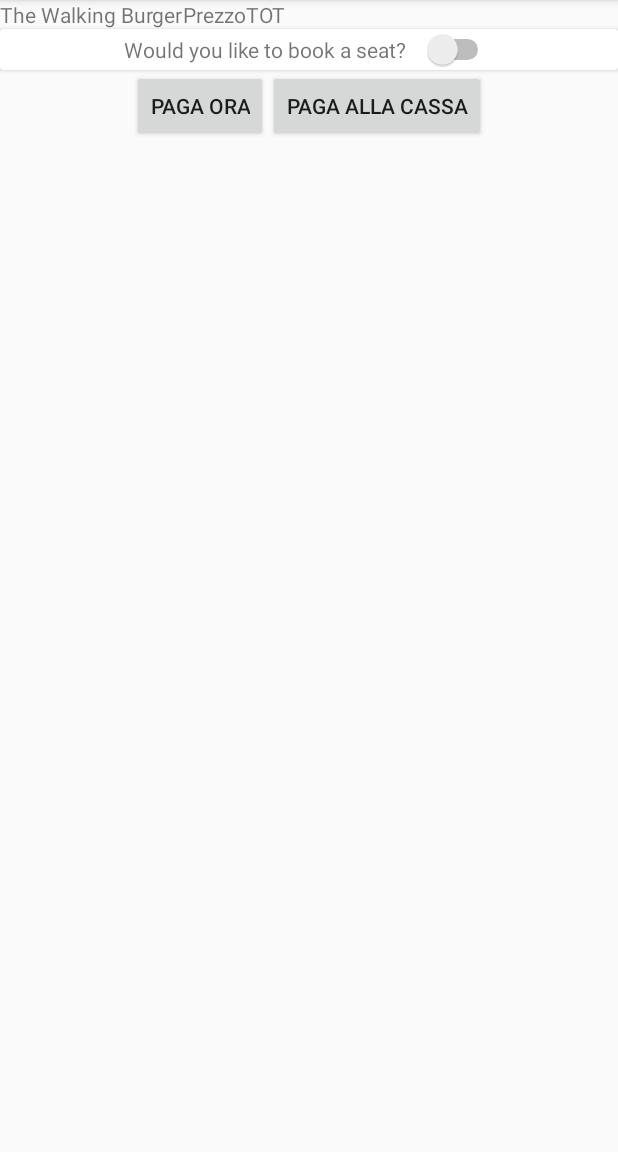
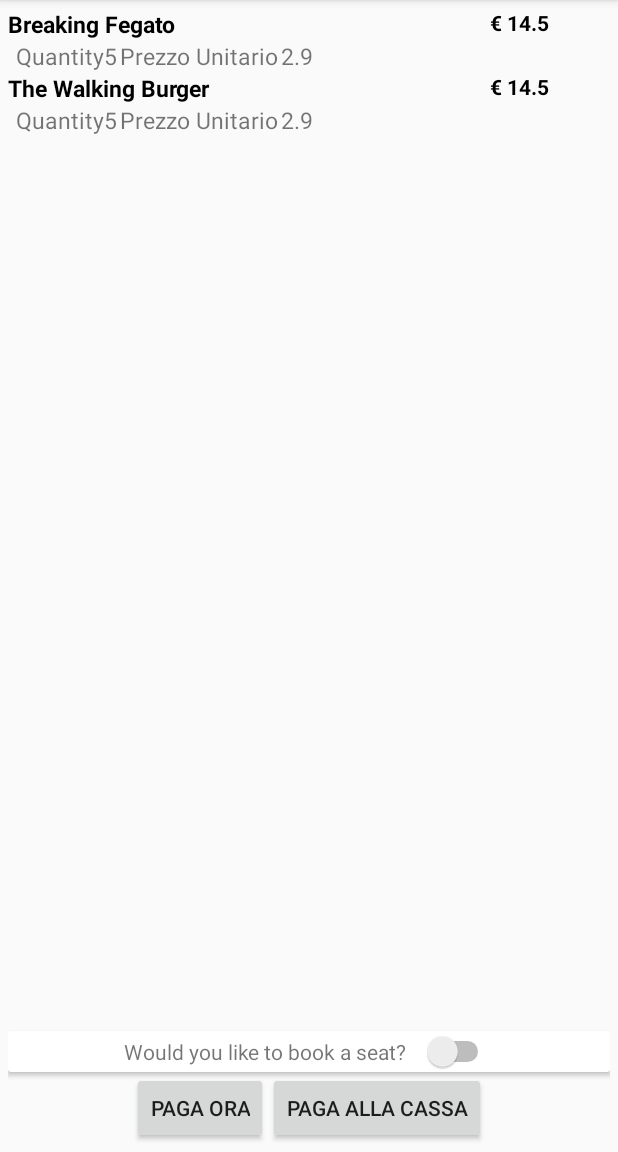
Before and after one commit to itkkk/FasterFood, an Android app: the fragment SummaryFragment placed in its activity, on a phone screen of 412 x 824 dp, the part 84-1236 px from its top. Run offline under Robolectric (Android 15) with nearby library versions, the phone set to English and light mode, and no system bars.

Commit message:
summary riparato

```diff
--- a/app/src/main/java/it/uniba/di/ivu/sms16/gruppo3/fasterfood/PayDialog.java
+++ b/app/src/main/java/it/uniba/di/ivu/sms16/gruppo3/fasterfood/PayDialog.java
@@ -3,13 +3,16 @@ package it.uniba.di.ivu.sms16.gruppo3.fasterfood;
 import android.app.AlertDialog;
 import android.app.Dialog;
 import android.app.DialogFragment;
+import android.app.Fragment;
 import android.content.DialogInterface;
 import android.os.Bundle;
 import android.support.design.widget.Snackbar;
+import android.view.View;
+import android.widget.LinearLayout;
 import android.widget.Toast;
 
 /**
- * Created by Rocco on 31/05/2016.
+ * Created by Angelo on 31/05/2016.
  */
 public class PayDialog extends DialogFragment {
     @Override
@@ -21,7 +24,9 @@ public class PayDialog extends DialogFragment {
                 .setPositiveButton(getString(R.string.dialog_positive), new DialogInterface.OnClickListener() {
                     public void onClick(DialogInterface dialog, int which) {
                         // Do something else
-                        Toast.makeText(getActivity(), "Hai pagato", Toast.LENGTH_SHORT).show();
+                        //Toast.makeText(getActivity(), "Hai pagato", Toast.LENGTH_SHORT).show();
+
+                        Snackbar.make(getActivity().findViewById(R.id.fragment), "Hai pagato", Snackbar.LENGTH_LONG).show();
                         getFragmentManager().beginTransaction().replace(R.id.fragment, new SearchFragment()).commit();
 
                     }
--- a/app/src/main/java/it/uniba/di/ivu/sms16/gruppo3/fasterfood/SummaryFragment.java
+++ b/app/src/main/java/it/uniba/di/ivu/sms16/gruppo3/fasterfood/SummaryFragment.java
@@ -36,7 +36,7 @@ public class SummaryFragment extends Fragment {
         summaryRV.setLayoutManager(mLayoutManager);
 
 
-        final String[] daCanc = {"The Walking Burger"};
+        final String[] daCanc = {"Breaking Fegato", "The Walking Burger"}; //
         RecyclerView.Adapter adapterSummaryRV = new SummaryRVAdapter(daCanc, getActivity().getApplicationContext());
         summaryRV.setAdapter(adapterSummaryRV);
 
--- a/app/src/main/java/it/uniba/di/ivu/sms16/gruppo3/fasterfood/SummaryRVAdapter.java
+++ b/app/src/main/java/it/uniba/di/ivu/sms16/gruppo3/fasterfood/SummaryRVAdapter.java
@@ -6,6 +6,8 @@ import android.view.LayoutInflater;
 import android.view.View;
 import android.view.ViewGroup;
 import android.widget.TextView;
+
+import java.util.HashMap;
 
 public class SummaryRVAdapter extends RecyclerView.Adapter<SummaryRVAdapter.ViewHolder> {
     private String[] mDataset;
@@ -19,7 +21,7 @@ public class SummaryRVAdapter extends RecyclerView.Adapter<SummaryRVAdapter.View
     @Override
     public SummaryRVAdapter.ViewHolder onCreateViewHolder(ViewGroup parent, int viewType) {
         View v = LayoutInflater.from(parent.getContext())
-                .inflate(R.layout.recycler_row_summary, parent, false);
+                .inflate(R.layout.recycler_row_summary_new, parent, false);
 
         ViewHolder vh = new ViewHolder(v);
         return vh;
@@ -30,8 +32,15 @@ public class SummaryRVAdapter extends RecyclerView.Adapter<SummaryRVAdapter.View
 
         // TODO Qui andranno messi i dati da "stampare"
         holder.txtNomeProdotto.setText(mDataset[position]);
-        holder.txtPrezzo.setText("Prezzo");
-        holder.txtTOT.setText("TOT");
+        holder.txtPrezzo.setText("2.9");
+        holder.txtQuantity.setText("5");
+
+        holder.txtTOT.setText(
+                String.valueOf(
+                        Float.valueOf(holder.txtPrezzo.getText().toString()) *
+                        Float.valueOf(holder.txtQuantity.getText().toString())
+                )
+        );
     }
 
     @Override
@@ -43,12 +52,14 @@ public class SummaryRVAdapter extends RecyclerView.Adapter<SummaryRVAdapter.View
         // each data item is just a string in this case
         public TextView txtNomeProdotto;
         public TextView txtPrezzo;
+        public TextView txtQuantity;
         public TextView txtTOT;
 
         public ViewHolder(View v) {
             super(v);
             txtNomeProdotto = (TextView) v.findViewById(R.id.txtNomeProdotto);
             txtPrezzo = (TextView) v.findViewById(R.id.txtPrezzo);
+            txtQuantity = (TextView) v.findViewById(R.id.txtQuantity);
             txtTOT = (TextView) v.findViewById(R.id.txtTOT);
         }
     }
--- a/app/src/main/res/layout/fragment_summary.xml
+++ b/app/src/main/res/layout/fragment_summary.xml
@@ -1,21 +1,31 @@
-<LinearLayout xmlns:android="http://schemas.android.com/apk/res/android"
+<RelativeLayout xmlns:android="http://schemas.android.com/apk/res/android"
     android:layout_width="match_parent"
     android:layout_height="match_parent"
     android:orientation="vertical"
-    android:showDividers="middle|beginning|end|none">
+    android:showDividers="middle|beginning|end|none"
+    android:paddingTop="5dp"
+    android:paddingRight="5dp"
+    android:paddingLeft="5dp"
+    android:paddingBottom="5dp">
 
     <android.support.v7.widget.RecyclerView
         android:id="@+id/summaryRV"
         android:layout_width="match_parent"
         android:layout_height="wrap_content"
         android:layout_marginLeft="0dp"
-        android:layout_marginTop="0dp">
+        android:layout_alignParentLeft="true"
+        android:layout_alignParentTop="true"
+        android:layout_above="@+id/view2">
 
     </android.support.v7.widget.RecyclerView>
 
     <android.support.v7.widget.CardView
         android:layout_width="match_parent"
-        android:layout_height="wrap_content">
+        android:layout_height="wrap_content"
+        android:layout_above="@+id/linearLayout"
+        android:layout_alignParentLeft="true"
+        android:layout_alignParentStart="true"
+        android:id="@+id/view2">
 
         <LinearLayout
             android:layout_width="match_parent"
@@ -118,8 +128,10 @@
         android:layout_height="wrap_content"
         android:orientation="horizontal"
         android:gravity="bottom|center_horizontal"
+        android:layout_alignParentBottom="true"
         android:layout_alignParentLeft="true"
-        android:layout_alignParentTop="true">
+        android:layout_alignParentStart="true"
+        android:id="@+id/linearLayout">
 
         <Button
             android:layout_width="wrap_content"
@@ -141,4 +153,4 @@
             android:id="@+id/btnPayCassa" />
     </LinearLayout>
 
-</LinearLayout>
+</RelativeLayout>
--- a/app/src/main/res/layout/recycler_row_summary.xml
+++ /dev/null
@@ -1,22 +0,0 @@
-<?xml version="1.0" encoding="utf-8"?>
-<LinearLayout xmlns:android="http://schemas.android.com/apk/res/android"
-    android:layout_width="match_parent"
-    android:layout_height="match_parent"
-    android:orientation="horizontal">
-
-    <TextView
-        android:id="@+id/txtNomeProdotto"
-        android:layout_width="wrap_content"
-        android:layout_height="wrap_content" />
-
-    <TextView
-        android:id="@+id/txtPrezzo"
-        android:layout_width="wrap_content"
-        android:layout_height="wrap_content" />
-
-    <TextView
-        android:id="@+id/txtTOT"
-        android:layout_width="wrap_content"
-        android:layout_height="wrap_content" />
-
-</LinearLayout>
--- /dev/null
+++ b/app/src/main/res/layout/recycler_row_summary_new.xml
@@ -0,0 +1,90 @@
+<?xml version="1.0" encoding="utf-8"?>
+<LinearLayout xmlns:android="http://schemas.android.com/apk/res/android"
+    android:layout_width="match_parent"
+    android:layout_height="wrap_content"
+    android:orientation="horizontal"
+    android:gravity="center_horizontal"
+    android:baselineAligned="false">
+
+    <LinearLayout
+        android:orientation="vertical"
+        android:layout_width="match_parent"
+        android:layout_height="match_parent"
+        android:layout_weight="1">
+
+        <TextView
+            android:layout_width="wrap_content"
+            android:layout_height="wrap_content"
+            android:textAppearance="?android:attr/textAppearanceSmall"
+            android:text="txtNomeProdotto"
+            android:id="@+id/txtNomeProdotto"
+            android:textColor="@color/common_google_signin_btn_text_dark_focused"
+            style="@style/recyclerTitle" />
+
+        <LinearLayout
+            android:orientation="horizontal"
+            android:layout_width="match_parent"
+            android:layout_height="wrap_content"
+            android:layout_marginLeft="5dp">
+
+            <TextView
+                android:layout_width="wrap_content"
+                android:layout_height="wrap_content"
+                android:textAppearance="?android:attr/textAppearanceSmall"
+                android:text="Quantity"
+                android:id="@+id/txtStringQuantity"
+                style="@style/recyclerRowDescription" />
+
+            <TextView
+                android:layout_width="wrap_content"
+                android:layout_height="wrap_content"
+                android:textAppearance="?android:attr/textAppearanceSmall"
+                android:id="@+id/txtQuantity"
+                style="@style/recyclerRowDescription" />
+
+            <TextView
+                android:layout_width="wrap_content"
+                android:layout_height="wrap_content"
+                android:textAppearance="?android:attr/textAppearanceSmall"
+                android:text="Prezzo Unitario"
+                android:id="@+id/textView4"
+                android:paddingLeft="2dp"
+                android:paddingRight="2dp"
+                style="@style/recyclerRowDescription" />
+
+            <TextView
+                android:layout_width="wrap_content"
+                android:layout_height="wrap_content"
+                android:textAppearance="?android:attr/textAppearanceSmall"
+                android:id="@+id/txtPrezzo"
+                style="@style/recyclerRowDescription" />
+        </LinearLayout>
+
+    </LinearLayout>
+
+    <LinearLayout
+        android:orientation="horizontal"
+        android:layout_width="match_parent"
+        android:layout_height="match_parent"
+        android:layout_weight="4">
+
+        <TextView
+            android:layout_width="wrap_content"
+            android:layout_height="wrap_content"
+            android:textAppearance="?android:attr/textAppearanceSmall"
+            android:text="€ "
+            android:id="@+id/textView5"
+            android:textStyle="bold"
+            android:textColor="#000000" />
+
+        <TextView
+            android:layout_width="match_parent"
+            android:layout_height="wrap_content"
+            android:textAppearance="?android:attr/textAppearanceSmall"
+            android:id="@+id/txtTOT"
+            android:textStyle="bold"
+            android:textColor="#000000"
+            android:text="15.95" />
+    </LinearLayout>
+
+</LinearLayout>
```
